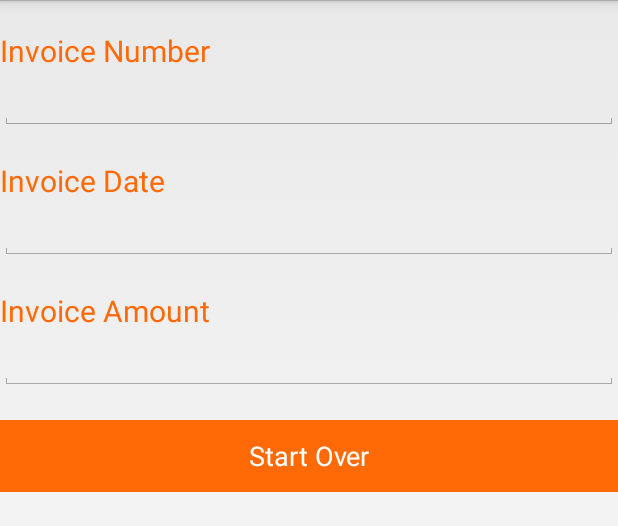
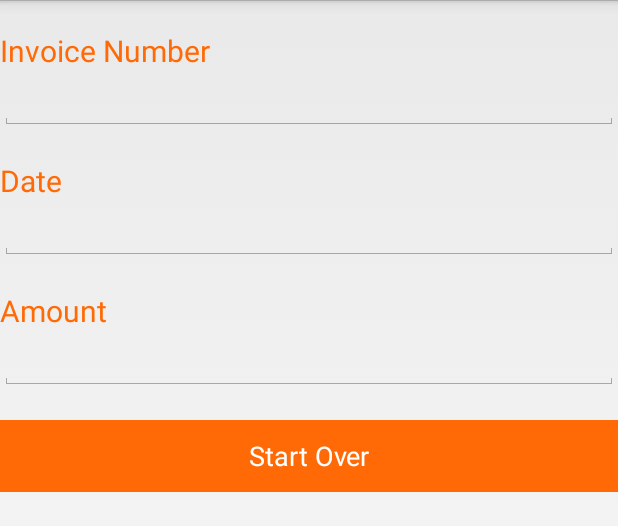
Before and after one commit to svinchon/EMCMobileBankingxCP, an Android app: the layout details_invoice.xml on its own in the app's theme, with its tools: preview values and no code run, on a phone screen of 412 x 824 dp, the part 72-598 px from its top. Run offline under Robolectric (Android 15) with nearby library versions, the phone set to English and light mode, and no system bars.

Commit message:
requested change # 003, 006, 007, 008

```diff
--- a/app/src/main/java/ing/rbi/poc/CreateBatchTabbed.java
+++ b/app/src/main/java/ing/rbi/poc/CreateBatchTabbed.java
@@ -36,8 +36,10 @@ public class CreateBatchTabbed extends Activity {
 
         actionBar.setNavigationMode(ActionBar.NAVIGATION_MODE_TABS);
 
-        createTab = actionBar.newTab().setText("  Create New");
-        createTab.setIcon(ing.rbi.poc.R.drawable.i_create_new);
+//        createTab = actionBar.newTab().setText("  Create New");
+        createTab = actionBar.newTab().setText("Select Below");
+//        createTab.setIcon(ing.rbi.poc.R.drawable.i_create_new);
+        //createTab.
 
 
         viewDocsTab = actionBar.newTab().setText("  Documents");
@@ -64,7 +66,6 @@ public class CreateBatchTabbed extends Activity {
     private void setupCreateFragment(Bundle savedInstanceState) {
         createFragment = new country_list();
         createFragment.setArguments(savedInstanceState);
-
         createFragment.addToIntentData(Constants.URI, getIntent().getStringExtra(Constants.URI));
         createFragment.addToIntentData(Constants.TICKET, getIntent().getStringExtra(Constants.TICKET));
     }
--- a/app/src/main/res/layout/details_invoice.xml
+++ b/app/src/main/res/layout/details_invoice.xml
@@ -48,10 +48,22 @@
         android:layout_alignLeft="@+id/txt_Invoice_Number"
         android:layout_below="@+id/txt_Invoice_Number"
         android:paddingTop="20dp"
+        android:text="Date"
+        android:textColor="@color/ing_background"
+        android:textSize="20sp"
+        app:foundryTypeface="Quicksand-Regular" />
+
+    <!--TextView
+        android:id="@+id/textView2"
+        android:layout_width="wrap_content"
+        android:layout_height="wrap_content"
+        android:layout_alignLeft="@+id/txt_Invoice_Number"
+        android:layout_below="@+id/txt_Invoice_Number"
+        android:paddingTop="20dp"
         android:text="Invoice Date"
         android:textColor="@color/ing_background"
         android:textSize="20sp"
-        app:foundryTypeface="Quicksand-Regular" />
+        app:foundryTypeface="Quicksand-Regular" /-->
 
     <TextView
         android:id="@+id/back_prompt"
@@ -72,10 +84,21 @@
         android:layout_height="wrap_content"
         android:layout_below="@+id/txt_Invoice_Date"
         android:paddingTop="20dp"
+        android:text="Amount"
+        android:textColor="@color/ing_background"
+        android:textSize="20sp"
+        app:foundryTypeface="Quicksand-Regular" />
+
+    <!--TextView
+        android:id="@+id/textView3"
+        android:layout_width="wrap_content"
+        android:layout_height="wrap_content"
+        android:layout_below="@+id/txt_Invoice_Date"
+        android:paddingTop="20dp"
         android:text="Invoice Amount"
         android:textColor="@color/ing_background"
         android:textSize="20sp"
-        app:foundryTypeface="Quicksand-Regular" />
+        app:foundryTypeface="Quicksand-Regular" /-->
 
     <LinearLayout
         android:layout_width="fill_parent"
```
